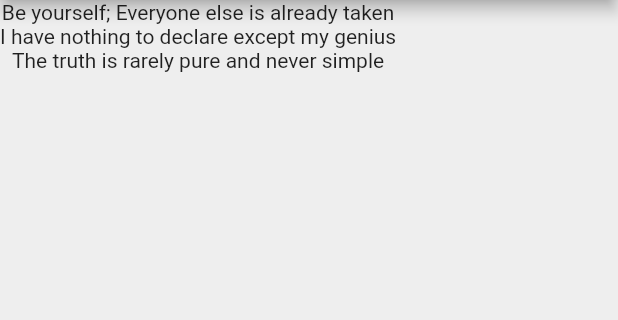
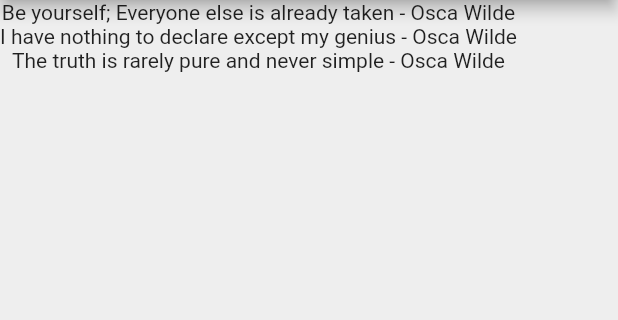
Before and after one commit to TengoCharlie/Flutter-quotes-app-List, a Flutter app: the screen it shows after launch, on a phone screen of 412 x 824 dp, the part 84-404 px from its top. Run offline on Flutter 3.47's test engine with Material 2 defaults, Android fonts, the light colour scheme and no system bars.

Commit message:
Adding a key value pair and make variable non nullable

```diff
--- a/lib/main.dart
+++ b/lib/main.dart
@@ -1,4 +1,5 @@
 import 'package:flutter/material.dart';
+import 'quote.dart';
 
 void main() {
   runApp(MaterialApp(home: QuoteList()));
@@ -12,11 +13,17 @@ class QuoteList extends StatefulWidget {
 }
 
 class _QuoteListState extends State<QuoteList> {
-  List<String> quotes = [
-    'Be yourself; Everyone else is already taken',
-    'I have nothing to declare except my genius',
-    'The truth is rarely pure and never simple'
+  List<Quote> quotes = [
+    Quote(
+        author: 'Osca Wilde',
+        text: 'Be yourself; Everyone else is already taken'),
+    Quote(
+        author: 'Osca Wilde',
+        text: 'I have nothing to declare except my genius'),
+    Quote(
+        author: 'Osca Wilde', text: 'The truth is rarely pure and never simple')
   ];
+
   @override
   Widget build(BuildContext context) {
     return Scaffold(
@@ -27,9 +34,9 @@ class _QuoteListState extends State<QuoteList> {
         backgroundColor: Colors.redAccent,
       ),
       body: Column(
-        children: quotes.map((quote) {
-          return Text(quote);
-        }).toList(),
+        children: quotes
+            .map((quote) => Text('${quote.text} - ${quote.author}'))
+            .toList(),
       ),
     );
   }
--- /dev/null
+++ b/lib/quote.dart
@@ -0,0 +1,23 @@
+// class Quote {
+//   late String text;
+//   late String author;
+
+//   Quote(String text, String author) {
+//     this.text = text;
+//     this.author = author;
+//   }
+// }
+
+// Quote myQuote = Quote('this is a quote text', 'Oscar wild');
+
+// +=============+============+===========
+// Named Parameters
+
+class Quote {
+  String? text;
+  String? author;
+
+  Quote({this.text, this.author});
+}
+
+Quote myQuote = Quote(author: 'this is a quote text', text: 'Oscar wild');
```
Also changed, not shown: 1 other file.
